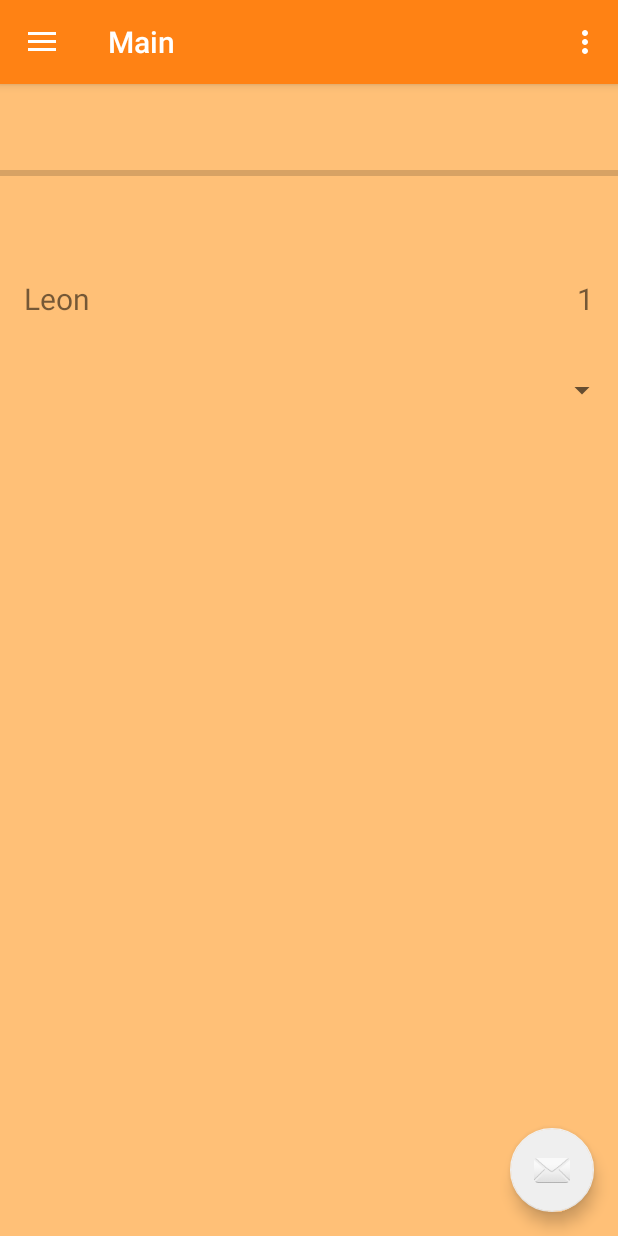
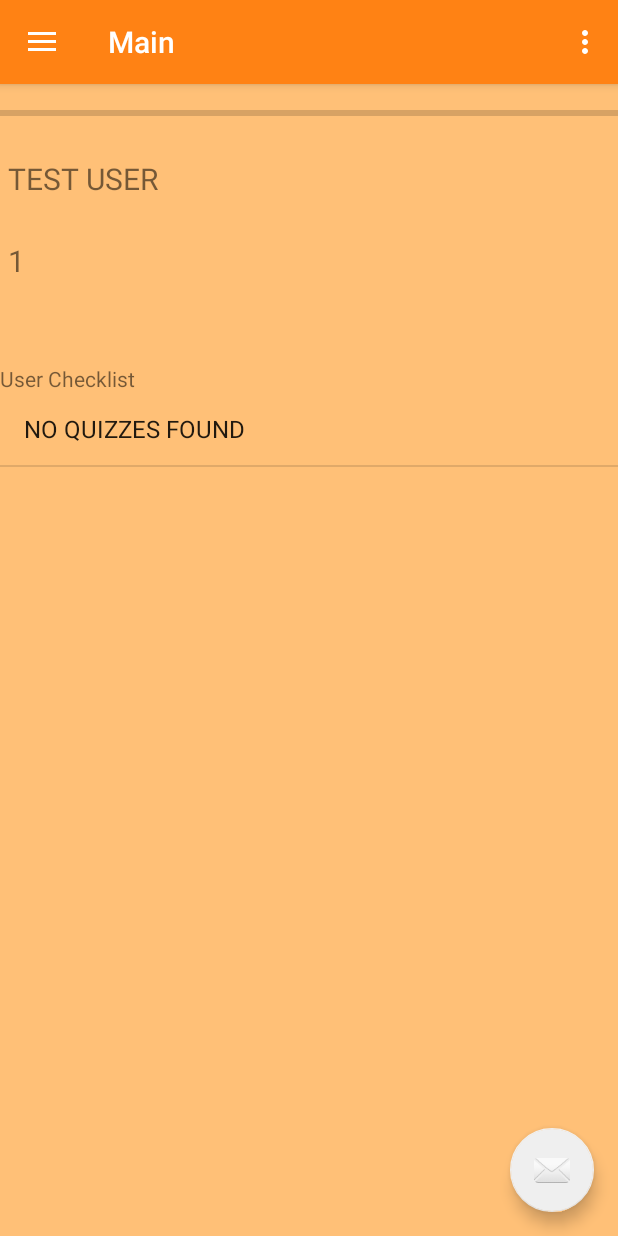
Before and after one commit to Leon-Wilson/bts_tour_app, an Android app: the screen it shows after launch (nav_main), after a tap on an icon or button, on a phone screen of 412 x 824 dp. Run offline under Robolectric (Android 15) with nearby library versions, the phone set to English and light mode, and no system bars; our stand-ins replace Firebase (no records; nobody signed in at launch, a user with empty details on screens opened directly).

Commit message:
Firebase quizzes parsed into application. Quizzes will display on main screen when floating action button is clicked Quizzes will display on quiz menu when switched

```diff
--- a/bts_tour/app/build.gradle
+++ b/bts_tour/app/build.gradle
@@ -32,4 +32,5 @@ dependencies {
 
 
 
+
 apply plugin: 'com.google.gms.google-services'
--- a/bts_tour/app/src/main/AndroidManifest.xml
+++ b/bts_tour/app/src/main/AndroidManifest.xml
@@ -88,6 +88,10 @@
         <activity
             android:name=".quiz_main"
             android:label="@string/title_activity_quiz"
+            android:theme="@style/app_theme.NoActionBar" />
+        <activity
+            android:name=".sign_up"
+            android:label="@string/title_activity_sign_up"
             android:theme="@style/app_theme.NoActionBar"></activity>
     </application>
 
--- a/bts_tour/app/src/main/java/fs/sdvbs/bts_tour/level_system.java
+++ b/bts_tour/app/src/main/java/fs/sdvbs/bts_tour/level_system.java
@@ -8,7 +8,7 @@ import android.os.Parcelable;
  */
 
 /*
-TODO: (IN PROGRESS) Implement Parceable into level system so that it can be written to the player parceable objects when transfering
+TODO: (DONE) Implement Parceable into level system so that it can be written to the player parceable objects when transfering
 //*/
 public class level_system implements Parcelable{
     int current_level;
--- a/bts_tour/app/src/main/java/fs/sdvbs/bts_tour/login_activity.java
+++ b/bts_tour/app/src/main/java/fs/sdvbs/bts_tour/login_activity.java
@@ -3,6 +3,7 @@ package fs.sdvbs.bts_tour;
 import android.animation.Animator;
 import android.animation.AnimatorListenerAdapter;
 import android.annotation.TargetApi;
+import android.content.Intent;
 import android.content.pm.PackageManager;
 import android.support.annotation.NonNull;
 import android.support.design.widget.Snackbar;
@@ -83,6 +84,7 @@ public class login_activity extends AppCompatActivity implements LoaderCallbacks
         populateAutoComplete();
 
         mPasswordView = (EditText) findViewById(R.id.password);
+
 /*        mPasswordView.setOnEditorActionListener(new TextView.OnEditorActionListener() {
             @Override
             public boolean onEditorAction(TextView textView, int id, KeyEvent keyEvent) {
@@ -106,7 +108,9 @@ public class login_activity extends AppCompatActivity implements LoaderCallbacks
         mEmailSignUpButton.setOnClickListener(new OnClickListener() {
             @Override
             public void onClick(View view) {
-                attemptSignUp();
+                Intent intent = new Intent(getBaseContext(),sign_up.class);
+                startActivity(intent);
+                //attemptSignUp();
             }
         });
 
--- a/bts_tour/app/src/main/java/fs/sdvbs/bts_tour/nav_main.java
+++ b/bts_tour/app/src/main/java/fs/sdvbs/bts_tour/nav_main.java
@@ -13,6 +13,8 @@ import android.support.v7.app.AppCompatActivity;
 import android.support.v7.widget.Toolbar;
 import android.view.Menu;
 import android.view.MenuItem;
+import android.widget.ArrayAdapter;
+import android.widget.ListView;
 import android.widget.ProgressBar;
 import android.widget.TextView;
 
@@ -26,6 +28,10 @@ public class nav_main extends AppCompatActivity
     int i = 0;
     player current_player;
     ProgressBar player_progress;
+    ListView mListview;
+
+
+
     @Override
     protected void onCreate(Bundle savedInstanceState) {
         super.onCreate(savedInstanceState);
@@ -33,12 +39,13 @@ public class nav_main extends AppCompatActivity
         Toolbar toolbar = (Toolbar) findViewById(R.id.toolbar);
         setSupportActionBar(toolbar);
 
-        current_player = new player("Leon");
+        current_player = new player("TEST USER");
         current_player.setQuizList();
         player_progress = (ProgressBar) findViewById(R.id.player_progress);
 
         player_progress.setMax(current_player.stats.points_until_levelup);
         player_progress.setProgress(current_player.stats.current_points);
+
 
         TextView player_name = (TextView) findViewById(R.id.stat_name);
         player_name.setText(current_player.player_name);
@@ -53,7 +60,7 @@ public class nav_main extends AppCompatActivity
         fab.setOnClickListener(new View.OnClickListener() {
             @Override
             public void onClick(View view) {
-                Snackbar.make(view, String.valueOf(current_player.quizzes[i].quiz_name), Snackbar.LENGTH_LONG)
+                /*Snackbar.make(view, String.valueOf(current_player.quizzes[i].quiz_name), Snackbar.LENGTH_LONG)
                         .setAction("Action", null).show();
                 if(current_player.quizzes[i + 1] != null)
                 {
@@ -62,7 +69,8 @@ public class nav_main extends AppCompatActivity
                 else
                 {
                     i = 0;
-                }
+                }*/
+                loadList();
             }
         });
 
@@ -119,10 +127,119 @@ public class nav_main extends AppCompatActivity
         }
     }
 
+    public void loadList()
+    {
+        int quiz_num = 0;
+        String[] quiz_names = new String[1];
+
+        for(int i = 0; i < current_player.quizzes.length;i++)
+        {
+            if(current_player.quizzes[i] == null)
+            {
+                quiz_num = i;
+                break;
+                /*else
+                {
+                    quiz_num = 1;
+                    quiz_names = new String[quiz_num];
+                    quiz_names[quiz_num - 1] = new String("NO QUIZZES FOUND");
+                    break;
+                }*/
+            }
+           /* else
+            {
+                if((i + 1) < current_player.quizzes.length)
+                {
+                    continue;
+                }
+                {
+                    quiz_names = new String[1];
+                    quiz_names[0] = new String("REACHED MAXIMUM QUIZ LOAD");
+                }
+            }*/
+        }
+
+        if(quiz_num == 0)
+        {
+            quiz_num = 1;
+            quiz_names = new String[quiz_num];
+            quiz_names[0] = new String("NO QUIZZES FOUND");
+        }
+        else if(quiz_num > current_player.quizzes.length)
+        {
+            quiz_names = new String[1];
+            quiz_names[0] = new String("OVER MAXIMUM QUIZ AMOUNT");
+        }
+        else
+        {
+            quiz_names = new String[quiz_num];
+            for(int j = 0; j < quiz_num; j++)
+            {
+                quiz_names[j] = current_player.quizzes[j].getName();
+            }
+        }
+        ArrayAdapter<String> name_list = new ArrayAdapter<String>(this, android.R.layout.simple_list_item_1, quiz_names);
+
+        mListview.setAdapter(name_list);
+    }
     @Override
     protected void onStart() {
         super.onStart();
         player_progress.setProgress(current_player.stats.current_points);
+        int quiz_num = 0;
+        String[] quiz_names = new String[1];
+        mListview = (ListView) findViewById(R.id.checklist);
+
+
+        for(int i = 0; i < current_player.quizzes.length;i++)
+        {
+            if(current_player.quizzes[i] == null)
+            {
+                quiz_num = i;
+                break;
+                /*else
+                {
+                    quiz_num = 1;
+                    quiz_names = new String[quiz_num];
+                    quiz_names[quiz_num - 1] = new String("NO QUIZZES FOUND");
+                    break;
+                }*/
+            }
+           /* else
+            {
+                if((i + 1) < current_player.quizzes.length)
+                {
+                    continue;
+                }
+                {
+                    quiz_names = new String[1];
+                    quiz_names[0] = new String("REACHED MAXIMUM QUIZ LOAD");
+                }
+            }*/
+        }
+
+        if(quiz_num == 0)
+        {
+            quiz_num = 1;
+            quiz_names = new String[quiz_num];
+            quiz_names[0] = new String("NO QUIZZES FOUND");
+        }
+        else if(quiz_num > current_player.quizzes.length)
+        {
+            quiz_names = new String[1];
+            quiz_names[0] = new String("OVER MAXIMUM QUIZ AMOUNT");
+        }
+        else
+        {
+            quiz_names = new String[quiz_num];
+            for(int j = 0; j < quiz_num; j++)
+            {
+                quiz_names[j] = current_player.quizzes[j].getName();
+            }
+        }
+        ArrayAdapter<String> name_list = new ArrayAdapter<String>(this, android.R.layout.simple_list_item_1, quiz_names);
+
+        mListview.setAdapter(name_list);
     }
 
     @SuppressWarnings("StatementWithEmptyBody")
--- a/bts_tour/app/src/main/java/fs/sdvbs/bts_tour/quiz.java
+++ b/bts_tour/app/src/main/java/fs/sdvbs/bts_tour/quiz.java
@@ -4,6 +4,7 @@ package fs.sdvbs.bts_tour;
  * Created by Leon on 5/22/18.
  */
 
+//TODO: Make Parcelable
 public class quiz {
     question[] questions;
 
@@ -55,4 +56,8 @@ public class quiz {
     {
         locked = value_;
     }
+    public String getName()
+    {
+        return quiz_name;
+    }
 }
--- a/bts_tour/app/src/main/java/fs/sdvbs/bts_tour/user_json.java
+++ b/bts_tour/app/src/main/java/fs/sdvbs/bts_tour/user_json.java
@@ -35,6 +35,7 @@ We can limit the number of times the data is updated if we
 
 public class user_json implements Parcelable{
 
+    private static user_json instance = null;
     FirebaseAuth mAuth;
     FirebaseDatabase fDatabase;
 
@@ -52,6 +53,14 @@ public class user_json implements Parcelable{
     int quiz_num = 0;
     int current_ = 1;
 
+    public static user_json getInstance()
+    {
+        if(instance == null)
+        {
+            instance = new user_json();
+        }
+        return instance;
+    }
 
     ChildEventListener parser = new ChildEventListener() {
         @Override
--- a/bts_tour/app/src/main/res/layout/content_nav_main.xml
+++ b/bts_tour/app/src/main/res/layout/content_nav_main.xml
@@ -9,40 +9,21 @@
     tools:layout_editor_absoluteY="81dp"
     tools:showIn="@layout/app_bar_nav_main">
 
-    <TextView
-        android:id="@+id/stat_name"
-        android:layout_width="wrap_content"
+    <ScrollView
+        android:layout_width="match_parent"
+        android:layout_height="match_parent">
+
+        <LinearLayout
+            android:id="@+id/main_screen"
+            android:layout_width="match_parent"
             android:layout_height="wrap_content"
-        android:layout_marginBottom="35dp"
-        android:layout_marginStart="16dp"
-        android:text="@string/app_name"
-        app:layout_constraintBottom_toTopOf="@+id/quiz_selection"
-        app:layout_constraintStart_toStartOf="parent" />
-
-    <TextView
-        android:id="@+id/stat_current_level"
-        android:layout_width="wrap_content"
-        android:layout_height="wrap_content"
-        android:layout_marginEnd="16dp"
-        android:layout_marginTop="22dp"
-        android:text="TextView"
-        app:layout_constraintEnd_toEndOf="parent"
-        app:layout_constraintTop_toBottomOf="@+id/player_progress" />
-
-    <Spinner
-        android:id="@+id/quiz_selection"
-        android:layout_width="0dp"
-        android:layout_height="wrap_content"
-        android:layout_marginTop="192dp"
-        app:layout_constraintEnd_toEndOf="parent"
-        app:layout_constraintStart_toStartOf="parent"
-        app:layout_constraintTop_toTopOf="parent" />
+            android:orientation="vertical">
 
             <ProgressBar
                 android:id="@+id/player_progress"
                 style="?android:attr/progressBarStyleHorizontal"
-        android:layout_width="0dp"
-        android:layout_height="0dp"
+                android:layout_width="match_parent"
+                android:layout_height="wrap_content"
                 android:layout_marginBottom="22dp"
                 android:layout_marginTop="11dp"
                 app:layout_constraintBottom_toTopOf="@+id/stat_name"
@@ -50,4 +31,43 @@
                 app:layout_constraintStart_toStartOf="parent"
                 app:layout_constraintTop_toTopOf="parent" />
 
+            <TextView
+                android:id="@+id/stat_name"
+                android:layout_width="361dp"
+                android:layout_height="wrap_content"
+                android:layout_marginBottom="5dp"
+                android:layout_marginStart="5dp"
+                android:text="@string/app_name"
+                app:layout_constraintBottom_toTopOf="@+id/quiz_selection"
+                app:layout_constraintStart_toStartOf="parent" />
+
+            <TextView
+                android:id="@+id/stat_current_level"
+                android:layout_width="match_parent"
+                android:layout_height="wrap_content"
+                android:layout_marginBottom="5dp"
+                android:layout_marginEnd="16dp"
+                android:layout_marginStart="5dp"
+                android:layout_marginTop="22dp"
+                android:text="test"
+                app:layout_constraintEnd_toEndOf="parent"
+                app:layout_constraintTop_toBottomOf="@+id/player_progress" />
+
+            <Space
+                android:layout_width="match_parent"
+                android:layout_height="50dp" />
+
+            <TextView
+                android:id="@+id/check_text"
+                android:layout_width="match_parent"
+                android:layout_height="wrap_content"
+                android:text="User Checklist" />
+
+            <ListView
+                android:id="@+id/checklist"
+                android:layout_width="match_parent"
+                android:layout_height="350dp" />
+        </LinearLayout>
+    </ScrollView>
+
 </android.support.constraint.ConstraintLayout>
--- a/bts_tour/app/src/main/res/values/strings.xml
+++ b/bts_tour/app/src/main/res/values/strings.xml
@@ -31,4 +31,5 @@
     <string name="title_activity_nav_quiz">Quiz</string>
     <string name="title_activity_nav_script">Script</string>
     <string name="title_activity_quiz">quiz</string>
+    <string name="title_activity_sign_up">Sign Up</string>
 </resources>
```
Also changed, not shown: bts_tour/app/src/main/java/fs/sdvbs/bts_tour/nav_quiz.java (+66 -0 lines), bts_tour/app/src/main/java/fs/sdvbs/bts_tour/player.java (+50 -3 lines), bts_tour/app/src/main/java/fs/sdvbs/bts_tour/sign_up.java (added, +105 -0 lines), bts_tour/app/src/main/res/layout/activity_sign_up.xml (added, +33 -0 lines), bts_tour/app/src/main/res/layout/content_sign_up.xml (added, +53 -0 lines). Lines whose indentation alone changed are shown as unchanged.
